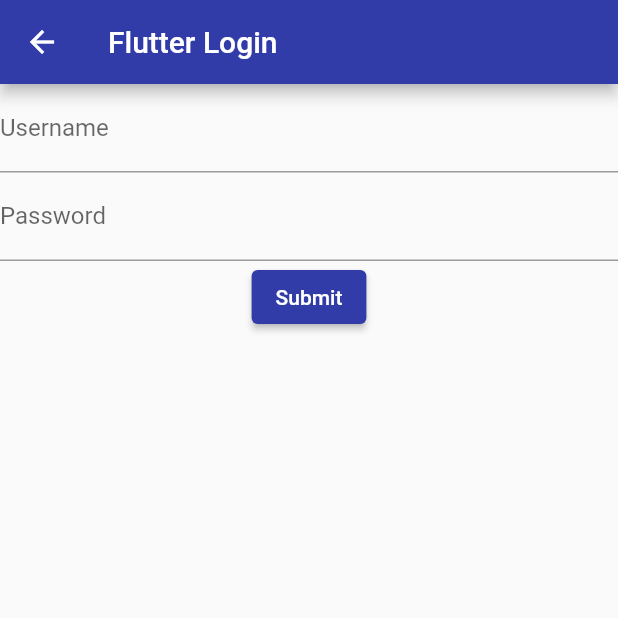
After one commit to amrul-hzz/restore-the-shore-flutter, a Flutter app: the LoginPage screen opened by its route, after a tap on "Submit", on a phone screen of 412 x 824 dp, the top half of it. The commit adds this screen. Run offline on Flutter 3.47's test engine with Material 2 defaults, Android fonts, the phone set to English and light mode, and no system bars; missing offline and left inert: pbp_django_auth.

Commit message:
handle login, my events

```diff
--- a/lib/main.dart
+++ b/lib/main.dart
@@ -4,6 +4,7 @@ import 'package:restore_the_shore_flutter/colorpalette.dart';
 import 'package:restore_the_shore_flutter/leaderboard/leaderboard.dart';
 import 'package:restore_the_shore_flutter/myAccount/page/myAccount.dart';
 import 'package:restore_the_shore_flutter/create-event/create_event.dart';
+import 'package:restore_the_shore_flutter/myAccount/page/login.dart';
 import 'package:restore_the_shore_flutter/nav_bar.dart';
 import 'package:restore_the_shore_flutter/forum/page/forum_page.dart';
 import 'package:pbp_django_auth/pbp_django_auth.dart';
@@ -32,6 +33,7 @@ class MyApp extends StatelessWidget {
           'create-event': (context) => const CreateEventPage(),
           'leaderboard' : (context) => const LeaderboardPage(), // Nanti ini ganti aja Page nya
           'my-account' : (context) => const MyAccountPage(),
+          'login': (context) => const LoginPage(),
           // Nanti tambahin masing masing page nya ke sini
         },
         theme: ThemeData(
@@ -69,6 +71,4 @@ class _MyHomePageState extends State<MyHomePage> {
       ),
     );
   }
-
-
 }
--- /dev/null
+++ b/lib/myAccount/page/login.dart
@@ -0,0 +1,118 @@
+import 'package:flutter/material.dart';
+import 'package:pbp_django_auth/pbp_django_auth.dart';
+import 'package:provider/provider.dart';
+import 'package:restore_the_shore_flutter/main.dart';
+
+class LoginPage extends StatefulWidget {
+  const LoginPage({super.key});
+
+  @override
+  State<LoginPage> createState() => _LoginPageState();
+}
+
+class _LoginPageState extends State<LoginPage> {
+  final _loginFormKey = GlobalKey<FormState>();
+
+  String? _username = "";
+  String? _password = "";
+  @override
+  Widget build(BuildContext context) {
+    final request = context.watch<CookieRequest>();
+    // The rest of your widgets are down below
+    return Scaffold(
+      appBar: AppBar(
+        title: Text('Flutter Login'),
+      ),
+      body: Form(
+        key: _loginFormKey,
+        child: Column(
+          children: [
+            TextFormField(
+              onSaved: (input) => _username = input,
+              decoration: InputDecoration(labelText: 'Username'),
+            ),
+            TextFormField(
+              onSaved: (input) => _password = input,
+              decoration: InputDecoration(labelText: 'Password'),
+              obscureText: true,
+            ),
+            ElevatedButton(
+              onPressed: () async {
+                if (_loginFormKey.currentState!.validate()) {
+                  _loginFormKey.currentState!.save();
+                  final response = await request.login(
+                      "https://restore-the-shore.up.railway.app/authentication/login",
+                      {
+                        'username': _username,
+                        'password': _password,
+                      });
+                  if (request.loggedIn) {
+                    // Code here will run if the login succeeded.
+                    showDialog(
+                      context: context,
+                      builder: (context) {
+                        return Dialog(
+                          shape: RoundedRectangleBorder(
+                            borderRadius: BorderRadius.circular(10),
+                          ),
+                          elevation: 15,
+                          child: Container(
+                            child: ListView(
+                              padding: const EdgeInsets.all(20.0),
+                              shrinkWrap: true,
+                              children: <Widget>[
+                                Center(child: const Text('Berhasil')),
+                                SizedBox(height: 20),
+                                Text('Judul : $_username'),
+                                Text('Nominal : $_password'),
+                                TextButton(
+                                  onPressed: () {
+                                    Navigator.pop(context);
+                                  },
+                                  child: const Text('Kembali'),
+                                ),
+                              ],
+                            ),
+                          ),
+                        );
+                      },
+                    );
+                  } else {
+                    // Code here will run if the login failed (wrong username/password).
+                    showDialog(
+                      context: context,
+                      builder: (context) {
+                        return Dialog(
+                          shape: RoundedRectangleBorder(
+                            borderRadius: BorderRadius.circular(10),
+                          ),
+                          elevation: 15,
+                          child: Container(
+                            child: ListView(
+                              padding: const EdgeInsets.all(20.0),
+                              shrinkWrap: true,
+                              children: <Widget>[
+                                Center(child: const Text('Tidak Berhasil')),
+                                TextButton(
+                                  onPressed: () {
+                                    Navigator.pop(context);
+                                  },
+                                  child: const Text('Kembali'),
+                                ),
+                              ],
+                            ),
+                          ),
+                        );
+                      },
+                    );
+                  }
+                }
+              },
+              child: Text('Submit'),
+            ),
+          ],
+        ),
+      ),
+    );
+  }
+}
```
Also changed, not shown: lib/myAccount/page/changePasswordPage.dart (deleted, +0 -172 lines), lib/myAccount/page/myAccount.dart (+14 -18 lines), lib/myAccount/page/myEvent.dart (+23 -26 lines).
